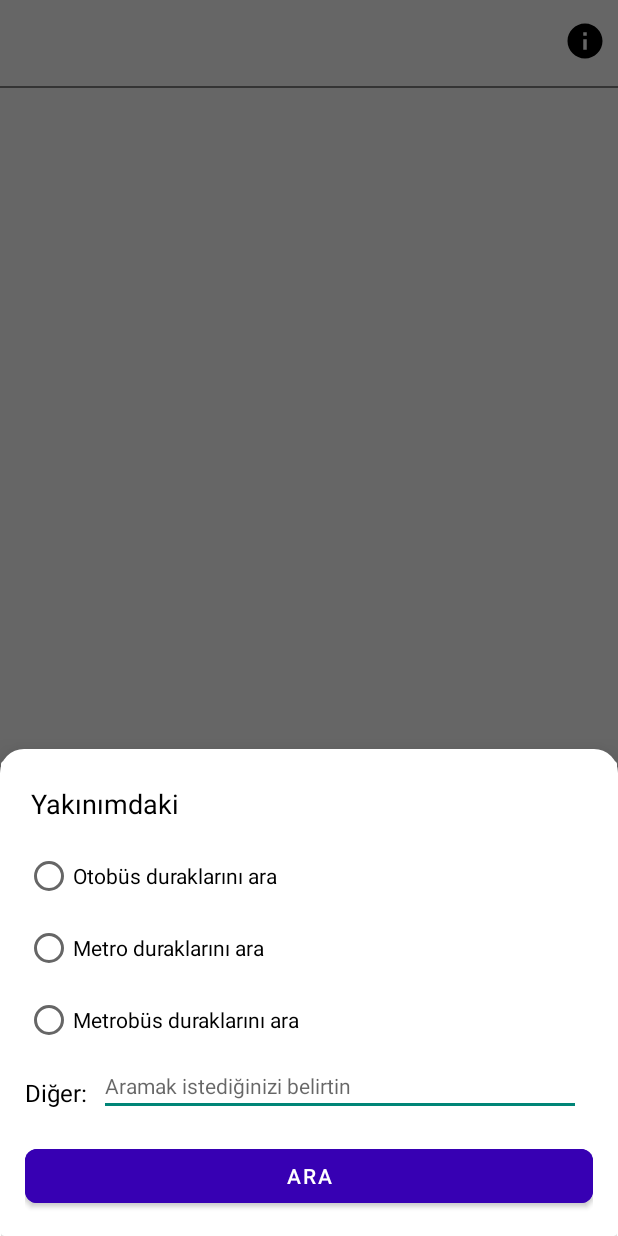
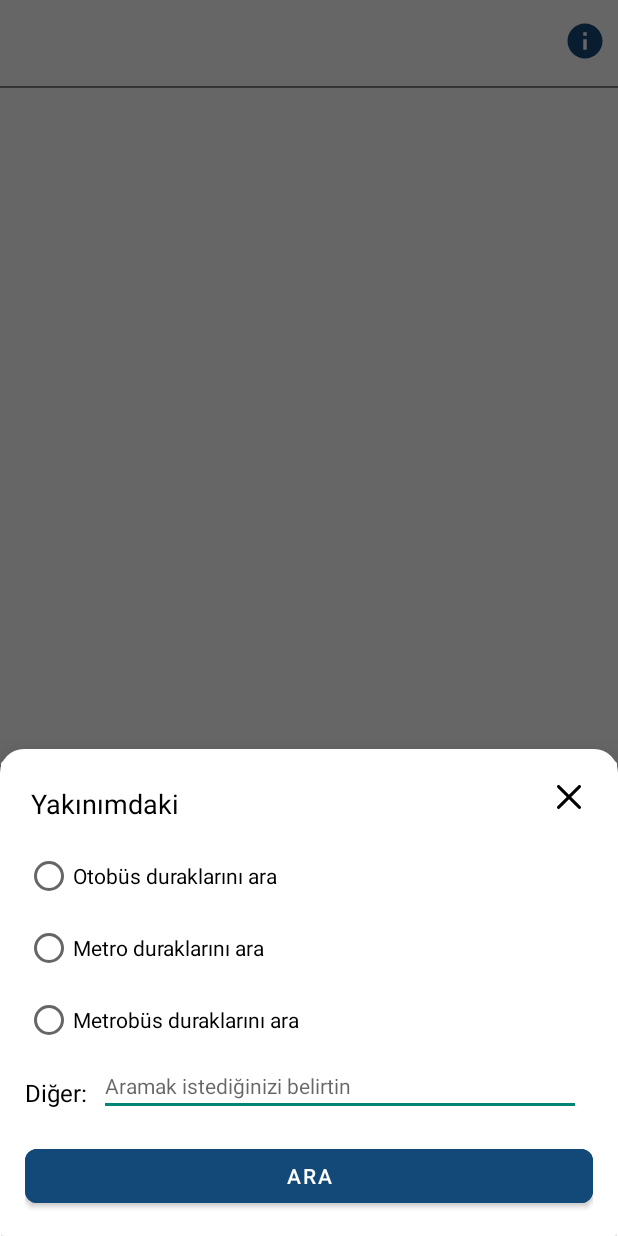
Before and after one commit to mburakcakir/StationApp, an Android app: the fragment GoogleMapSearchDialog placed in its activity, on a phone screen of 412 x 824 dp. Run offline under Robolectric (Android 15) with nearby library versions, the phone set to English and light mode, and no system bars; our stand-ins replace data binding.

```diff
--- a/app/src/main/java/com/mburakcakir/stationapp/ui/location/GoogleMapSearchDialog.kt
+++ b/app/src/main/java/com/mburakcakir/stationapp/ui/location/dialog/GoogleMapSearchDialog.kt
@@ -1,6 +1,5 @@
-package com.mburakcakir.stationapp.ui.location
+package com.mburakcakir.stationapp.ui.location.dialog
 
-import android.app.Dialog
 import android.content.Intent
 import android.net.Uri
 import android.os.Bundle
@@ -8,7 +7,6 @@ import android.view.LayoutInflater
 import android.view.View
 import android.view.ViewGroup
 import androidx.navigation.fragment.navArgs
-import com.google.android.material.bottomsheet.BottomSheetDialog
 import com.google.android.material.bottomsheet.BottomSheetDialogFragment
 import com.mburakcakir.stationapp.R
 import com.mburakcakir.stationapp.databinding.DialogGoogleMapSearchBinding
@@ -20,14 +18,11 @@ class GoogleMapSearchDialog : BottomSheetDialogFragment() {
 
     override fun getTheme(): Int = R.style.BottomSheetDialog
 
-    override fun onCreateDialog(savedInstanceState: Bundle?): Dialog =
-        BottomSheetDialog(requireContext(), theme)
-
     override fun onCreateView(
         inflater: LayoutInflater,
         container: ViewGroup?,
         savedInstanceState: Bundle?
-    ): View? {
+    ): View {
         binding = DialogGoogleMapSearchBinding.inflate(inflater, container, false)
         isCancelable = true
         return binding.root
@@ -54,6 +49,10 @@ class GoogleMapSearchDialog : BottomSheetDialogFragment() {
                 setGoogleMapSearch(it.toString())
             }
         }
+
+        binding.imgClose.setOnClickListener {
+            dismiss()
+        }
     }
 
     private fun setGoogleMapSearch(keyword: String) {
--- a/app/src/main/res/drawable/bg_rounded_dialog.xml
+++ b/app/src/main/res/drawable/bg_rounded_dialog.xml
@@ -2,11 +2,11 @@
 <shape xmlns:android="http://schemas.android.com/apk/res/android"
     android:shape="rectangle">
     <corners
-        android:topLeftRadius="16dp"
-        android:topRightRadius="16dp" />
+        android:topLeftRadius="@dimen/margin_big"
+        android:topRightRadius="@dimen/margin_big" />
     <padding
-        android:left="1dp"
-        android:right="1dp"
-        android:top="8dp" />
+        android:left="@dimen/height_line"
+        android:right="@dimen/height_line"
+        android:top="@dimen/margin_medium" />
     <solid android:color="@color/white" />
 </shape>
--- a/app/src/main/res/drawable/bg_theme_splash_screen.xml
+++ b/app/src/main/res/drawable/bg_theme_splash_screen.xml
@@ -6,7 +6,7 @@
     <item
         android:drawable="@drawable/app_logo"
         android:gravity="center"
-        android:left="20dp"
-        android:right="20dp" />
+        android:left="@dimen/margin_max"
+        android:right="@dimen/margin_max" />
 
 </layer-list>
--- /dev/null
+++ b/app/src/main/res/drawable/ic_close.xml
@@ -0,0 +1,9 @@
+<vector xmlns:android="http://schemas.android.com/apk/res/android"
+    android:width="16dp"
+    android:height="16dp"
+    android:viewportWidth="329.26932"
+    android:viewportHeight="329">
+    <path
+        android:fillColor="@color/black"
+        android:pathData="m194.801,164.77 l128.211,-128.215c8.344,-8.34 8.344,-21.824 0,-30.164 -8.34,-8.34 -21.824,-8.34 -30.164,0l-128.215,128.215 -128.211,-128.215c-8.344,-8.34 -21.824,-8.34 -30.164,0 -8.344,8.34 -8.344,21.824 0,30.164l128.211,128.215 -128.211,128.215c-8.344,8.34 -8.344,21.824 0,30.164 4.156,4.16 9.621,6.25 15.082,6.25 5.461,0 10.922,-2.09 15.082,-6.25l128.211,-128.215 128.215,128.215c4.16,4.16 9.621,6.25 15.082,6.25 5.461,0 10.922,-2.09 15.082,-6.25 8.344,-8.34 8.344,-21.824 0,-30.164zM194.801,164.77" />
+</vector>
--- a/app/src/main/res/drawable/ic_info.xml
+++ b/app/src/main/res/drawable/ic_info.xml
@@ -1,7 +1,7 @@
 <vector xmlns:android="http://schemas.android.com/apk/res/android"
     android:width="28dp"
     android:height="28dp"
-    android:tint="@color/black"
+    android:tint="@color/colorPrimary"
     android:viewportWidth="24"
     android:viewportHeight="24">
   <!--    android:tint="?attr/colorControlNormal">-->
--- a/app/src/main/res/layout/dialog_google_map_search.xml
+++ b/app/src/main/res/layout/dialog_google_map_search.xml
@@ -10,7 +10,7 @@
         android:layout_height="wrap_content"
         android:padding="@dimen/margin_big">
 
-        <TextView
+        <com.google.android.material.textview.MaterialTextView
             android:id="@+id/txtHeader"
             android:layout_width="wrap_content"
             android:layout_height="wrap_content"
@@ -19,6 +19,15 @@
             android:textColor="@color/black"
             android:textSize="@dimen/text_size_max"
             app:layout_constraintStart_toStartOf="parent"
+            app:layout_constraintTop_toTopOf="parent" />
+
+        <androidx.appcompat.widget.AppCompatImageView
+            android:id="@+id/imgClose"
+            android:layout_width="wrap_content"
+            android:layout_height="wrap_content"
+            android:layout_marginEnd="@dimen/margin_medium"
+            android:background="@drawable/ic_close"
+            app:layout_constraintEnd_toEndOf="parent"
             app:layout_constraintTop_toTopOf="parent" />
 
         <RadioGroup
@@ -30,21 +39,21 @@
             app:layout_constraintStart_toStartOf="parent"
             app:layout_constraintTop_toBottomOf="@id/txtHeader">
 
-            <RadioButton
+            <com.google.android.material.radiobutton.MaterialRadioButton
                 android:id="@+id/rbBus"
                 android:layout_width="wrap_content"
                 android:layout_height="wrap_content"
                 android:layout_marginTop="@dimen/margin_big"
                 android:text="@string/search_bus" />
 
-            <RadioButton
+            <com.google.android.material.radiobutton.MaterialRadioButton
                 android:id="@+id/rbSubway"
                 android:layout_width="wrap_content"
                 android:layout_height="wrap_content"
                 android:layout_marginTop="@dimen/margin_big"
                 android:text="@string/search_subway" />
 
-            <RadioButton
+            <com.google.android.material.radiobutton.MaterialRadioButton
                 android:id="@+id/rbMetrobus"
                 android:layout_width="wrap_content"
                 android:layout_height="wrap_content"
@@ -52,7 +61,7 @@
                 android:text="@string/search_metrobus" />
         </RadioGroup>
 
-        <TextView
+        <com.google.android.material.textview.MaterialTextView
             android:id="@+id/txtOtherOption"
             android:layout_width="wrap_content"
             android:layout_height="wrap_content"
@@ -72,7 +81,7 @@
             android:layout_marginTop="@dimen/margin_medium"
             android:layout_marginEnd="@dimen/margin_medium"
             android:hint="@string/hint_search"
-            android:textColorHighlight="@color/black"
+            android:textColorHighlight="@color/colorPrimary"
             android:textSize="@dimen/text_size_medium"
             app:layout_constraintEnd_toEndOf="parent"
             app:layout_constraintStart_toEndOf="@id/txtOtherOption"
@@ -83,9 +92,9 @@
             android:layout_width="match_parent"
             android:layout_height="wrap_content"
             android:layout_marginTop="@dimen/margin_big"
-            android:backgroundTint="@color/purple_700"
+            android:backgroundTint="@color/colorPrimary"
             android:text="@string/text_search"
-            app:cornerRadius="8dp"
+            app:cornerRadius="@dimen/margin_medium"
             app:layout_constraintStart_toStartOf="parent"
             app:layout_constraintTop_toBottomOf="@id/edtOtherOption" />
 
--- a/app/src/main/res/layout/fragment_location.xml
+++ b/app/src/main/res/layout/fragment_location.xml
@@ -5,8 +5,7 @@
     android:layout_height="match_parent"
     tools:context=".ui.location.LocationFragment">
 
-    <fragment xmlns:android="http://schemas.android.com/apk/res/android"
-        xmlns:tools="http://schemas.android.com/tools"
+    <fragment
         android:id="@+id/map"
         android:name="com.google.android.gms.maps.SupportMapFragment"
         android:layout_width="match_parent"
--- a/app/src/main/res/layout/fragment_station.xml
+++ b/app/src/main/res/layout/fragment_station.xml
@@ -26,7 +26,7 @@
         <View
             android:id="@+id/viewLine"
             android:layout_width="match_parent"
-            android:layout_height="1dp"
+            android:layout_height="@dimen/height_line"
             android:layout_marginTop="@dimen/margin_big"
             android:background="@color/grayDarker"
             app:layout_constraintStart_toStartOf="parent"
--- a/app/src/main/res/layout/layout_header_station.xml
+++ b/app/src/main/res/layout/layout_header_station.xml
@@ -24,7 +24,7 @@
             app:layout_constraintStart_toStartOf="parent"
             app:layout_constraintTop_toTopOf="parent" />
 
-        <TextView
+        <com.google.android.material.textview.MaterialTextView
             android:id="@+id/txtStationName"
             android:layout_width="wrap_content"
             android:layout_height="wrap_content"
@@ -36,18 +36,18 @@
             app:layout_constraintStart_toStartOf="@id/viewHeader"
             app:layout_constraintTop_toTopOf="@id/viewHeader" />
 
-        <TextView
+        <com.google.android.material.textview.MaterialTextView
             android:id="@+id/txtStationCode"
             android:layout_width="wrap_content"
             android:layout_height="wrap_content"
-            android:layout_margin="8dp"
+            android:layout_margin="@dimen/margin_medium"
             android:layout_marginStart="@dimen/margin_medium"
             android:text="@{station.stationName}"
             android:textSize="@dimen/text_size_big"
             app:layout_constraintStart_toEndOf="@id/txtStationName"
             app:layout_constraintTop_toTopOf="@id/viewHeader" />
 
-        <ImageView
+        <androidx.appcompat.widget.AppCompatImageView
             android:id="@+id/imgInfo"
             android:layout_width="wrap_content"
             android:layout_height="wrap_content"
--- a/app/src/main/res/navigation/nav_graph.xml
+++ b/app/src/main/res/navigation/nav_graph.xml
@@ -29,7 +29,7 @@
     </fragment>
     <dialog
         android:id="@+id/mapDialog"
-        android:name="com.mburakcakir.stationapp.ui.location.GoogleMapSearchDialog"
+        android:name="com.mburakcakir.stationapp.ui.location.dialog.GoogleMapSearchDialog"
         android:label="MapDialog">
         <argument
             android:name="location"
--- a/app/src/main/res/values/colors.xml
+++ b/app/src/main/res/values/colors.xml
@@ -1,5 +1,6 @@
 <?xml version="1.0" encoding="utf-8"?>
 <resources>
+    <color name="colorPrimary">#134978</color>
     <color name="purple_200">#FFBB86FC</color>
     <color name="purple_500">#FF6200EE</color>
     <color name="purple_700">#FF3700B3</color>
--- a/app/src/main/res/values/dimens.xml
+++ b/app/src/main/res/values/dimens.xml
@@ -3,6 +3,7 @@
     <dimen name="margin_low">4dp</dimen>
     <dimen name="margin_medium">8dp</dimen>
     <dimen name="margin_big">16dp</dimen>
+    <dimen name="margin_max">24dp</dimen>
 
     <dimen name="text_size_medium">14sp</dimen>
     <dimen name="text_size_big">16sp</dimen>
@@ -13,4 +14,7 @@
     <dimen name="bottom_sheet_corner_radius">16dp</dimen>
     <dimen name="bottom_sheet_top_padding">8dp</dimen>
 
+    <dimen name="height_line">1dp</dimen>
+
+
 </resources>
--- a/app/src/main/res/values/strings.xml
+++ b/app/src/main/res/values/strings.xml
@@ -1,5 +1,5 @@
 <resources>
-    <string name="app_name">AsisCT-StationApp</string>
+    <string name="app_name">Station App</string>
 
     <!-- header -->
     <string name="route_name">Route Name</string>
@@ -7,7 +7,7 @@
 
     <!-- keyword -->
     <string name="bus">Otobüs</string>
-    <string name="subway">Subway</string>
+    <string name="subway">Subway Train</string>
     <string name="metrobus">Metrobüs</string>
 
     <!-- search -->
@@ -15,9 +15,34 @@
     <string name="search_subway">Metro duraklarını ara</string>
     <string name="search_metrobus">Metrobüs duraklarını ara</string>
     <string name="hint_search">Aramak istediğinizi belirtin</string>
-
     <!-- hint, text -->
     <string name="text_search">Ara</string>
     <string name="other_option">Diğer:</string>
     <string name="search_near">Yakınımdaki</string>
+
+
+    <!-- INGILIZCE -->
+
+    <!--    <string name="app_name">Station App</string>-->
+
+    <!--    &lt;!&ndash; header &ndash;&gt;-->
+    <!--    <string name="route_name">Route Name</string>-->
+    <!--    <string name="remaining_time">Remaining Time</string>-->
+
+    <!--    &lt;!&ndash; keyword &ndash;&gt;-->
+    <!--    <string name="bus">Bus</string>-->
+    <!--    <string name="subway">Subway Train</string>-->
+    <!--    <string name="metrobus">Metrobus</string>-->
+
+    <!--    &lt;!&ndash; search &ndash;&gt;-->
+    <!--    <string name="search_bus">Bus Stations</string>-->
+    <!--    <string name="search_subway">Subway Stations</string>-->
+    <!--    <string name="search_metrobus">Metrobus Stations</string>-->
+    <!--    <string name="hint_search">Please Specify</string>-->
+    <!--    -->
+    <!--    &lt;!&ndash; hint, text &ndash;&gt;-->
+    <!--    <string name="text_search">Search</string>-->
+    <!--    <string name="other_option">Other:</string>-->
+    <!--    <string name="search_near">Find Near Me</string>-->
+
 </resources>
--- a/app/src/main/res/values/themes.xml
+++ b/app/src/main/res/values/themes.xml
@@ -10,7 +10,7 @@
         <item name="colorSecondaryVariant">@color/teal_700</item>
         <item name="colorOnSecondary">@color/black</item>
         <!-- Status bar color. -->
-        <item name="android:statusBarColor" tools:targetApi="l">?attr/colorPrimaryVariant</item>
+        <item name="android:statusBarColor" tools:targetApi="l">@color/colorPrimary</item>
     </style>
 
     <style name="SplashScreen" parent="Theme.MaterialComponents.Light.NoActionBar">
@@ -23,6 +23,8 @@
 
     <style name="BottomSheetDialog" parent="@style/Theme.Design.Light.BottomSheetDialog">
         <item name="android:windowIsFloating">false</item>
+        <item name="android:statusBarColor">@android:color/transparent</item>
+        <item name="android:windowSoftInputMode">adjustResize</item>
         <item name="bottomSheetStyle">@style/BottomSheet</item>
     </style>
 
```
Also changed, not shown: app/src/main/java/com/mburakcakir/stationapp/ui/location/LocationFragment.kt (+9 -19 lines), app/src/main/java/com/mburakcakir/stationapp/ui/location/LocationViewModel.kt (+18 -15 lines), app/src/main/res/layout/rv_item_station.xml (+6 -6 lines).
